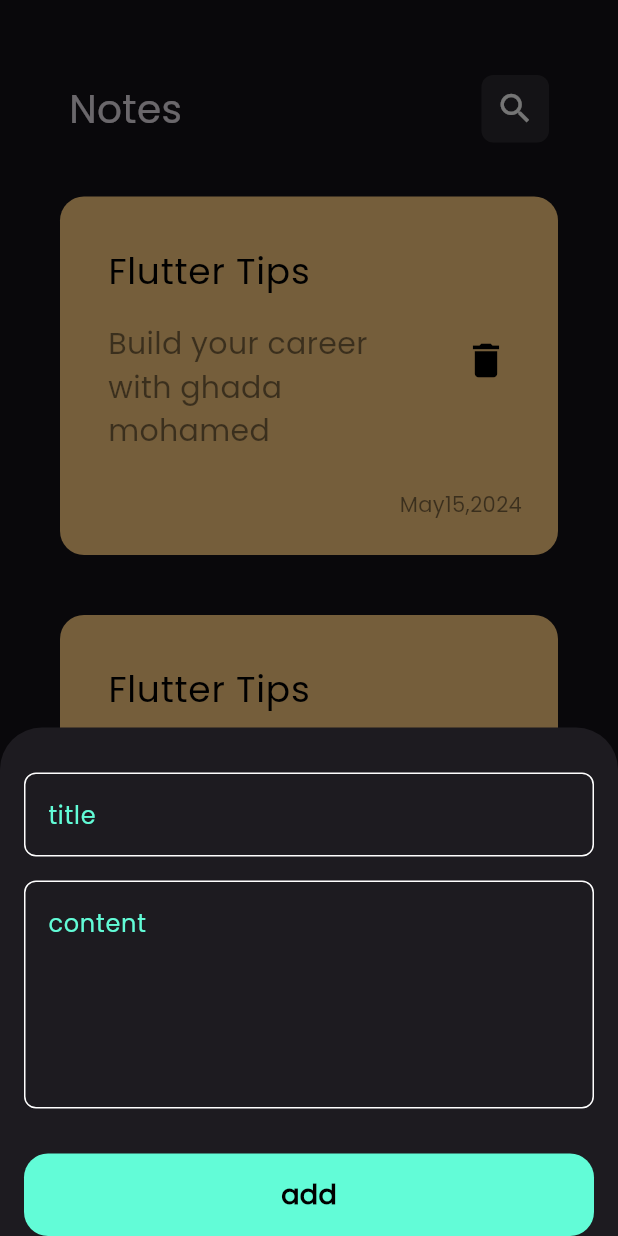
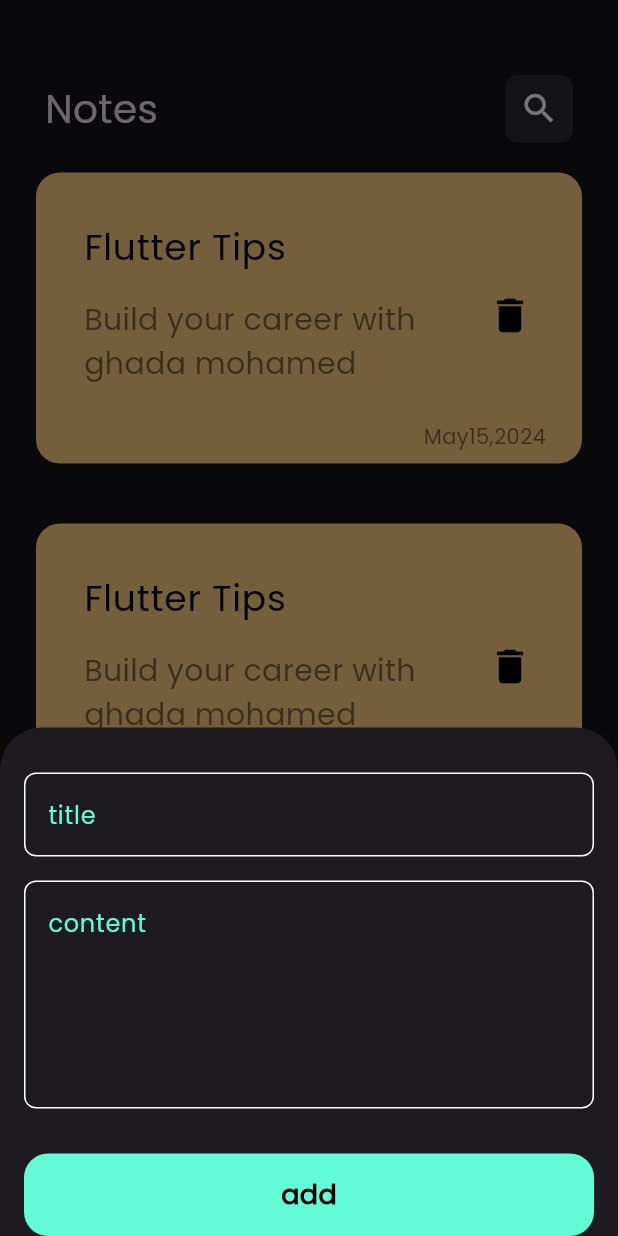
Before and after one commit to Ghada-Mohamed-Khalaf/notes_app, a Flutter app: the screen it shows after launch, after a tap on the "add" icon, on a phone screen of 412 x 824 dp. Run offline on Flutter 3.47's test engine with Material 3 defaults, Android fonts, the phone set to English and light mode, and no system bars; our stand-ins replace device_preview, flutter_screenutil, hive, hive_flutter; accounts and stored records are empty; generated files the repository leaves out were written again.

Commit message:
add device preview and screen_util

```diff
--- a/lib/main.dart
+++ b/lib/main.dart
@@ -1,15 +1,22 @@
+import 'package:device_preview/device_preview.dart';
+import 'package:flutter/foundation.dart';
 import 'package:flutter/material.dart';
+import 'package:flutter_screenutil/flutter_screenutil.dart';
+
 import 'package:hive/hive.dart';
 import 'package:hive_flutter/adapters.dart';
 import 'package:notes_app/views/notes_view.dart';
-import 'package:notes_app/views/widgets/constant.dart';
+import 'package:notes_app/views/constant.dart';
 
 void main()  async{
   await Hive.initFlutter();
 
 await Hive.openBox(kNotesBox);
 
-  runApp(const NotesApp());
+  runApp(DevicePreview(
+
+    enabled: !kReleaseMode,
+      builder: (context) => const NotesApp()));
 }
 
 class NotesApp extends StatelessWidget {
@@ -17,13 +24,23 @@ class NotesApp extends StatelessWidget {
 
   @override
   Widget build(BuildContext context) {
-    return  MaterialApp(
-      debugShowCheckedModeBanner: false,
-      theme: ThemeData(brightness: Brightness.dark,
-      fontFamily: 'Poppins',
+    double screenHeight=MediaQuery.of(context).size.height;
+    double screenWidth=MediaQuery.of(context).size.width;
+
+    return  ScreenUtilInit(
+      designSize: const Size(360, 690),
+      minTextAdapt: true,
+      splitScreenMode: true,
+
+      child: MaterialApp(
+        builder: DevicePreview.appBuilder,
+        debugShowCheckedModeBanner: false,
+        theme: ThemeData(brightness: Brightness.dark,
+        fontFamily: 'Poppins',
+        ),
+        home: const NotesView(),
+
       ),
-      home: const NotesView(),
-
     );
   }
 }
--- a/lib/views/widgets/constant.dart
+++ b/lib/views/constant.dart
@@ -1,3 +1,3 @@
 import 'package:flutter/material.dart';
-const KPrimaryColor = Color(0xff62FCD7);
+const kPrimaryColor = Color(0xff62FCD7);
 const kNotesBox = "notes box";
--- a/lib/views/widgets/Edit_note_view_body.dart
+++ b/lib/views/widgets/Edit_note_view_body.dart
@@ -8,7 +8,7 @@ class EditNoteViewBody  extends StatelessWidget {
   @override
   Widget build(BuildContext context) {
     return const Padding(
-      padding: EdgeInsets.symmetric(horizontal: 24),
+      padding: EdgeInsets.symmetric(horizontal: 16),
       child: Column(
         children: [
           SizedBox(height: 50,),
--- a/lib/views/widgets/custom_app_bar.dart
+++ b/lib/views/widgets/custom_app_bar.dart
@@ -12,11 +12,11 @@ final IconData icon;
       child: Row(
         mainAxisAlignment: MainAxisAlignment.spaceBetween,
         children: [
-         Text(title,style: TextStyle(fontSize: 26, ),),
+         Text(title,style: const TextStyle(fontSize: 26, ),),
 
           CustomSearchIcon(
 
-            icon: icon, title:title,
+            icon: icon,
           ),
 
 
--- a/lib/views/widgets/custom_button.dart
+++ b/lib/views/widgets/custom_button.dart
@@ -1,8 +1,8 @@
 import 'package:flutter/material.dart';
-import 'package:notes_app/views/widgets/constant.dart';
+import 'package:notes_app/views/constant.dart';
 
-class CustomBotton extends StatelessWidget {
-  const CustomBotton({super.key});
+class CustomButton extends StatelessWidget {
+  const CustomButton({super.key});
 
   @override
   Widget build(BuildContext context) {
@@ -10,7 +10,7 @@ class CustomBotton extends StatelessWidget {
       width:MediaQuery.of(context).size.width,
       height: 55,
       decoration: BoxDecoration(
-        color: KPrimaryColor,
+        color: kPrimaryColor,
         borderRadius: BorderRadius.circular(16),
       ),
       child: const Center(child: Text("add",style: TextStyle(color: Colors.black,fontSize: 18,fontWeight: FontWeight.bold),)),
--- a/lib/views/widgets/custom_note_item.dart
+++ b/lib/views/widgets/custom_note_item.dart
@@ -16,7 +16,7 @@ class NoteItem extends StatelessWidget {
           ));
         },
         child: Container(
-          padding: const EdgeInsets.only(top: 24,bottom: 24,left: 16),
+          padding: const EdgeInsets.only(top: 24,bottom: 8,left: 16),
           decoration: BoxDecoration(
             color: const Color(0xffFFCC80),
             borderRadius: BorderRadius.circular(16),
--- a/lib/views/widgets/custom_search_icon.dart
+++ b/lib/views/widgets/custom_search_icon.dart
@@ -1,9 +1,9 @@
 import 'package:flutter/material.dart';
 
 class CustomSearchIcon extends StatelessWidget {
-  const CustomSearchIcon({super.key, required this.icon, required this.title});
+  const CustomSearchIcon({super.key, required this.icon, });
  final IconData icon;
- final String title;
+
   @override
   Widget build(BuildContext context) {
     return Container(
--- a/lib/views/widgets/custom_text_field.dart
+++ b/lib/views/widgets/custom_text_field.dart
@@ -1,5 +1,5 @@
 import 'package:flutter/material.dart';
-import 'package:notes_app/views/widgets/constant.dart';
+import 'package:notes_app/views/constant.dart';
 
 class CustomTextField extends StatelessWidget {
   const CustomTextField({super.key,required this.hint,this.maxLines=1});
@@ -9,17 +9,17 @@ class CustomTextField extends StatelessWidget {
   @override
   Widget build(BuildContext context) {
     return TextField(
-      cursorColor: KPrimaryColor,
+      cursorColor: kPrimaryColor,
       maxLines: maxLines,
       decoration: InputDecoration(
         hintText: hint,
-          hintStyle:TextStyle(
-            color: KPrimaryColor,
+          hintStyle:const TextStyle(
+            color: kPrimaryColor,
           ) ,
 
           border: buildBorder(),
       enabledBorder: buildBorder(),
-        focusedBorder: buildBorder(KPrimaryColor),
+        focusedBorder: buildBorder(kPrimaryColor),
 
 
       ),
--- a/lib/views/widgets/note_bottom_sheet.dart
+++ b/lib/views/widgets/note_bottom_sheet.dart
@@ -2,12 +2,31 @@ import 'package:flutter/material.dart';
 import 'package:notes_app/views/widgets/custom_button.dart';
 import 'package:notes_app/views/widgets/custom_text_field.dart';
 
-class AddNoteBottomSheet extends StatelessWidget {
+class AddNoteBottomSheet extends StatefulWidget {
   const AddNoteBottomSheet({super.key});
 
   @override
+  State<AddNoteBottomSheet> createState() => _AddNoteBottomSheetState();
+}
+
+class _AddNoteBottomSheetState extends State<AddNoteBottomSheet> {
+  @override
   Widget build(BuildContext context) {
-    return  const Padding(
+    return  const addNoteForm();
+
+
+
+  }
+}
+
+class addNoteForm extends StatelessWidget {
+  const addNoteForm({
+    super.key,
+  });
+
+  @override
+  Widget build(BuildContext context) {
+    return const Padding(
       padding: EdgeInsets.symmetric(horizontal: 16),
         child: SingleChildScrollView(
           child: Column(
@@ -18,14 +37,11 @@ class AddNoteBottomSheet extends StatelessWidget {
               CustomTextField(hint: 'content',maxLines: 5,),
               SizedBox(height: 30,),
 
-              CustomBotton(),
+              CustomButton(),
 
             ],
           ),
         ),
     );
-
-
-
   }
 }
--- a/lib/views/widgets/notes_list_view.dart
+++ b/lib/views/widgets/notes_list_view.dart
@@ -7,16 +7,13 @@ class NoteListView extends StatelessWidget {
 
   @override
   Widget build(BuildContext context) {
-    return Padding(
-      padding: const EdgeInsets.symmetric(vertical: 16),
-      child: ListView.builder(
+    return ListView.builder(
       padding: EdgeInsets.zero,
         itemBuilder: (context, index) {
       return const Padding(
         padding: EdgeInsets.symmetric(vertical: 4),
         child: NoteItem(),
       );
-      }),
-    );
+    });
   }
 }
--- a/lib/views/widgets/notes_view_body.dart
+++ b/lib/views/widgets/notes_view_body.dart
@@ -9,7 +9,7 @@ class NotesViewBody extends StatelessWidget {
   @override
   Widget build(BuildContext context) {
     return const Padding(
-      padding: EdgeInsets.symmetric(horizontal: 24),
+      padding: EdgeInsets.symmetric(horizontal: 8),
       child: Column(
         children: [
           SizedBox(
--- a/pubspec.yaml
+++ b/pubspec.yaml
@@ -32,6 +32,8 @@ dependencies:
     sdk: flutter
   hive: ^2.2.3
   hive_flutter: ^1.1.0
+  device_preview: ^1.1.0
+  flutter_screenutil: ^5.9.0
 
 
   # The following adds the Cupertino Icons font to your application.
```
Also changed, not shown: pubspec.lock, 2 other files. Lines whose indentation alone changed are shown as unchanged.
